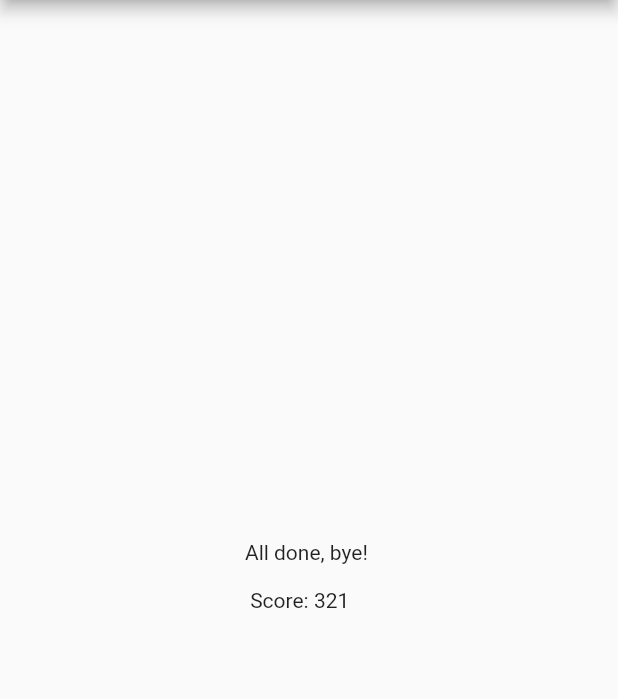
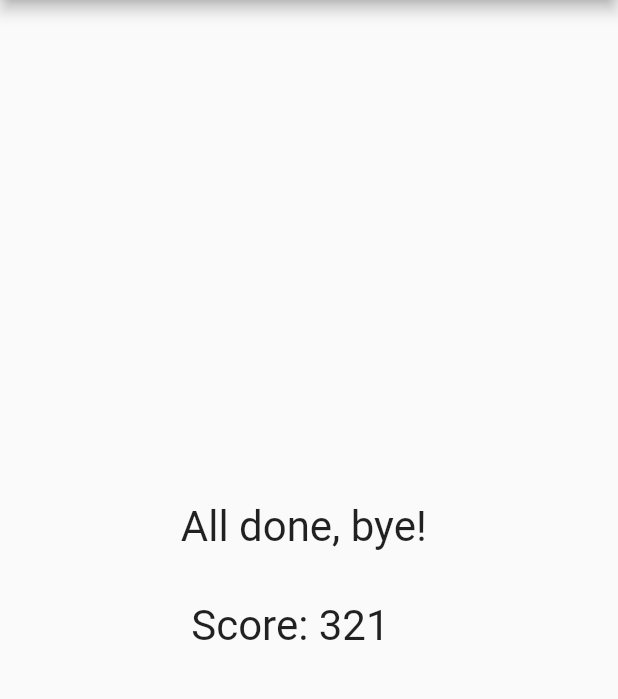
Before and after one commit to BoodynX/UT1Quiz, a Flutter app: the screen it shows after launch, after a tap on "Black", after a tap on "Fiat", after a tap on "Pizza", on a phone screen of 412 x 824 dp, the part 84-783 px from its top. Run offline on Flutter 3.47's test engine with Material 2 defaults, Android fonts, the phone set to English and light mode, and no system bars.

Commit message:
style: results screen

```diff
--- a/lib/result.dart
+++ b/lib/result.dart
@@ -8,7 +8,10 @@ class Result extends StatelessWidget {
   @override
   Widget build(BuildContext context) {
     return Center(
-      child: Text('All done, bye! \n\n Score: ' + totalScore.toString()),
+      child: Text(
+          'All done, bye! \n\n Score: ' + totalScore.toString(),
+          style: TextStyle(fontSize: 28),
+      ),
     );
   }
 }
```
